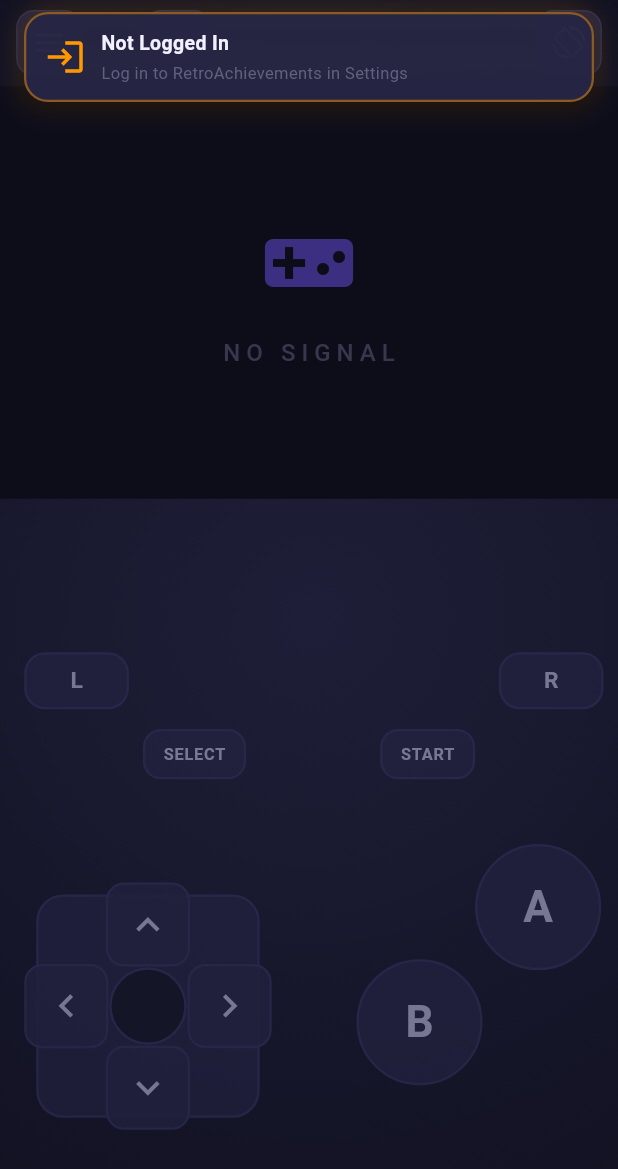
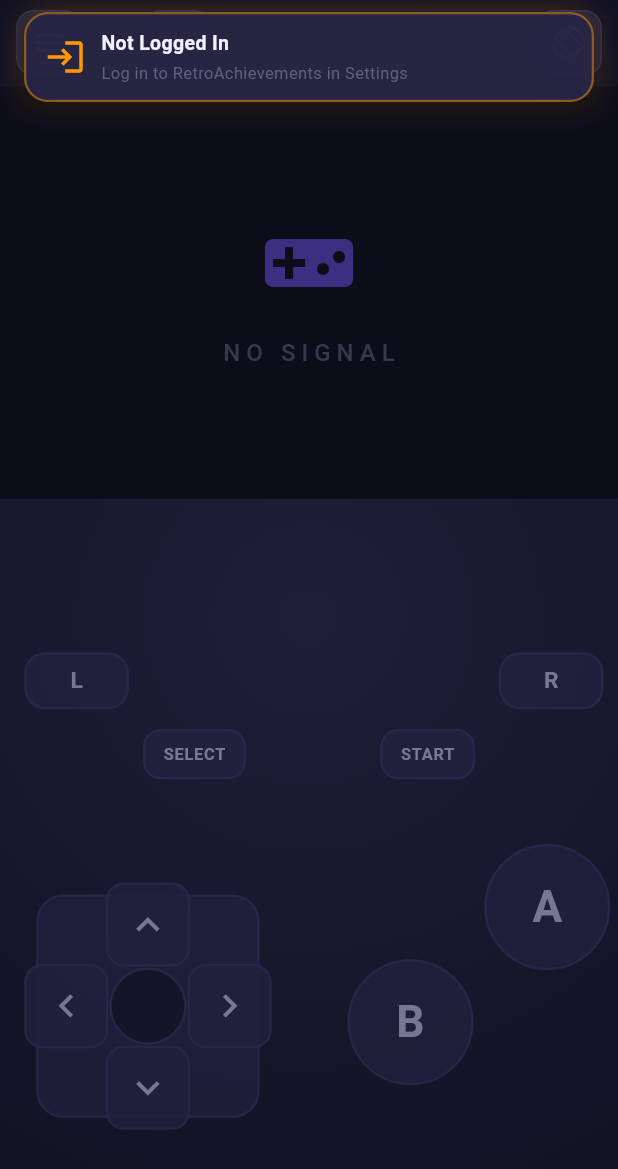
Before and after one commit to koundinyalanka1/yage, a Flutter app: the GameScreen screen opened directly with empty values, after a tap on the "fast forward" icon, on a phone screen of 412 x 824 dp. Shown: the top 1169 px of the screen. Run offline on Flutter 3.47's test engine with Material 3 defaults, Android fonts, the phone set to English and light mode, and no system bars; our stand-ins replace cached_network_image, file_picker, firebase_core, firebase_crashlytics, flutter_secure_storage, google_sign_in and 6 more; missing offline and left inert: dart:ffi, extension_google_sign_in_as_googleapis_auth, googleapis; accounts and stored records are empty; Roboto replaces fonts that are missing (Rajdhani).

Commit message:
final changes of cursor

```diff
--- a/lib/screens/game_screen.dart
+++ b/lib/screens/game_screen.dart
@@ -961,7 +961,13 @@ class _GameScreenState extends State<GameScreen> with WidgetsBindingObserver {
           final _sh = MediaQuery.of(context).size.height;
           final _safeTop = MediaQuery.of(context).padding.top;
           final _safeBottom = MediaQuery.of(context).padding.bottom;
-          final hudBtn = (_sw * 0.107).clamp(36.0, 56.0);   // button size
+          // In landscape for GBA (wide aspect ratio), shrink HUD buttons
+          // so they don't eat into the already-narrow side zones.
+          final bool isGbaLandscape = _isLandscape &&
+              widget.game.platform == GamePlatform.gba;
+          final hudBtn = isGbaLandscape
+              ? (_sw * 0.082).clamp(30.0, 44.0)    // ~23% smaller for GBA landscape
+              : (_sw * 0.107).clamp(36.0, 56.0);   // normal size
           final hudEdge = _sw * 0.02;                         // edge margin
           final hudGap = _sw * 0.03;                          // gap between btns
           final hudTop = _safeTop + _sh * 0.005;              // top offset
--- a/lib/widgets/virtual_gamepad.dart
+++ b/lib/widgets/virtual_gamepad.dart
@@ -322,14 +322,43 @@ class _VirtualGamepadState extends State<VirtualGamepad> {
             baseSize * 0.12 * selectScale + baseSize * 0.12 * selectScale,
           );
 
+          // ── Pre-compute all button sizes ──
+          final buttonSizes = <GamepadButton, Size>{
+            GamepadButton.dpad: dpadSize,
+            GamepadButton.aButton: Size(aSize, aSize),
+            GamepadButton.bButton: Size(bSize, bSize),
+            GamepadButton.lButton: lSize,
+            GamepadButton.rButton: rSize,
+            GamepadButton.startButton: startSize,
+            GamepadButton.selectButton: selectSize,
+          };
+
+          // ── Pre-compute raw pixel positions for every button ──
+          final rawPositions = <GamepadButton, Offset>{};
+          for (final btn in GamepadButton.values) {
+            rawPositions[btn] = _computeButtonPosition(
+              layout: _getButtonLayout(btn),
+              screenSize: screenSize,
+              button: btn,
+              childSize: buttonSizes[btn]!,
+            );
+          }
+
+          // ── Resolve collisions so no two buttons overlap ──
+          final resolvedPositions = _resolveCollisions(
+            positions: rawPositions,
+            sizes: buttonSizes,
+            screenSize: screenSize,
+            isPortrait: isPortrait,
+          );
+
           return Stack(
             children: [
               // D-Pad or Joystick
-              _buildPositionedButton(
-                layout: layout.dpad,
+              _buildButtonAtPosition(
+                position: resolvedPositions[GamepadButton.dpad]!,
+                button: GamepadButton.dpad,
                 screenSize: screenSize,
-                button: GamepadButton.dpad,
-                childSize: dpadSize,
                 child: widget.useJoystick
                     ? _Joystick(
                         onDirectionChanged: (up, down, left, right) {
@@ -358,11 +387,10 @@ class _VirtualGamepadState extends State<VirtualGamepad> {
               ),
 
               // A Button
-              _buildPositionedButton(
-                layout: layout.aButton,
+              _buildButtonAtPosition(
+                position: resolvedPositions[GamepadButton.aButton]!,
+                button: GamepadButton.aButton,
                 screenSize: screenSize,
-                button: GamepadButton.aButton,
-                childSize: Size(aSize, aSize),
                 child: _CircleButton(
                   label: 'A',
                   color: colors.accentAlt,
@@ -374,11 +402,10 @@ class _VirtualGamepadState extends State<VirtualGamepad> {
               ),
 
               // B Button
-              _buildPositionedButton(
-                layout: layout.bButton,
+              _buildButtonAtPosition(
+                position: resolvedPositions[GamepadButton.bButton]!,
+                button: GamepadButton.bButton,
                 screenSize: screenSize,
-                button: GamepadButton.bButton,
-                childSize: Size(bSize, bSize),
                 child: _CircleButton(
                   label: 'B',
                   color: colors.accentYellow,
@@ -390,11 +417,10 @@ class _VirtualGamepadState extends State<VirtualGamepad> {
               ),
 
               // L Button
-              _buildPositionedButton(
-                layout: layout.lButton,
+              _buildButtonAtPosition(
+                position: resolvedPositions[GamepadButton.lButton]!,
+                button: GamepadButton.lButton,
                 screenSize: screenSize,
-                button: GamepadButton.lButton,
-                childSize: lSize,
                 child: _ShoulderButton(
                   label: 'L',
                   onChanged: (pressed) => _updateKey(GBAKey.l, pressed),
@@ -406,11 +432,10 @@ class _VirtualGamepadState extends State<VirtualGamepad> {
               ),
 
               // R Button
-              _buildPositionedButton(
-                layout: layout.rButton,
+              _buildButtonAtPosition(
+                position: resolvedPositions[GamepadButton.rButton]!,
+                button: GamepadButton.rButton,
                 screenSize: screenSize,
-                button: GamepadButton.rButton,
-                childSize: rSize,
                 child: _ShoulderButton(
                   label: 'R',
                   onChanged: (pressed) => _updateKey(GBAKey.r, pressed),
@@ -422,11 +447,10 @@ class _VirtualGamepadState extends State<VirtualGamepad> {
               ),
 
               // Start Button
-              _buildPositionedButton(
-                layout: layout.startButton,
+              _buildButtonAtPosition(
+                position: resolvedPositions[GamepadButton.startButton]!,
+                button: GamepadButton.startButton,
                 screenSize: screenSize,
-                button: GamepadButton.startButton,
-                childSize: startSize,
                 child: _SmallButton(
                   label: 'START',
                   onChanged: (pressed) => _updateKey(GBAKey.start, pressed),
@@ -438,11 +462,10 @@ class _VirtualGamepadState extends State<VirtualGamepad> {
               ),
 
               // Select Button
-              _buildPositionedButton(
-                layout: layout.selectButton,
+              _buildButtonAtPosition(
+                position: resolvedPositions[GamepadButton.selectButton]!,
+                button: GamepadButton.selectButton,
                 screenSize: screenSize,
-                button: GamepadButton.selectButton,
-                childSize: selectSize,
                 child: _SmallButton(
                   label: 'SELECT',
                   onChanged: (pressed) => _updateKey(GBAKey.select, pressed),
@@ -459,69 +482,46 @@ class _VirtualGamepadState extends State<VirtualGamepad> {
     );
   }
 
-  Widget _buildPositionedButton({
+  // ────────────────────────────────────────────────────────────────
+  // Position computation — pure function, no widget creation
+  // ────────────────────────────────────────────────────────────────
+  Offset _computeButtonPosition({
     required ButtonLayout layout,
     required Size screenSize,
     required GamepadButton button,
     required Size childSize,
-    required Widget child,
   }) {
-    final isSelected = widget.editMode && _selectedButton == button;
     final Rect gameRect = widget.gameRect;
     final bool isPortrait = screenSize.height > screenSize.width;
 
     double x = 0.0;
     double y = 0.0;
 
-    // Use proportional margins (2% of screen dimension) for screen independence
-    final double marginPercent = 0.02;
+    const double marginPercent = 0.02;
 
     if (isPortrait) {
-      // ================= PORTRAIT MODE =================
-      // In portrait, VirtualGamepad widget IS the control area (positioned below game)
-      // So screenSize here = control area size, not full screen
-      // Layout coordinates: x (0-1) = left to right of widget
-      //                     y (0-1) = top to bottom of widget (control area)
-
       final double widgetW = screenSize.width;
       final double widgetH = screenSize.height;
-
-      // Proportional margins from edges
       final double marginX = widgetW * marginPercent;
       final double marginY = widgetH * marginPercent;
-
       final double usableWidth = widgetW - marginX * 2;
       final double usableHeight = widgetH - marginY * 2;
-
-      // Direct mapping: layout 0-1 -> widget coordinates
       x = marginX + layout.x * usableWidth;
       y = marginY + layout.y * usableHeight;
-
     } else {
-      // ================= LANDSCAPE MODE =================
-      // In landscape, VirtualGamepad fills the screen
-      // gameRect tells us where the game display is
-      // Left zone: left edge to game left
-      // Right zone: game right to right edge
-
       final double screenW = screenSize.width;
       final double screenH = screenSize.height;
+      final double edgePadding = screenW * marginPercent;
+      final double gameGap = screenW * 0.01;
 
-      // Define zones with proportional padding from edges
-      final double edgePadding = screenW * marginPercent;
-      final double gameGap = screenW * 0.01; // 1% gap between controls and game
-
-      // Left zone dimensions
       final double leftZoneLeft = edgePadding;
       final double leftZoneRight = gameRect.left - gameGap;
       final double leftZoneWidth = math.max(0, leftZoneRight - leftZoneLeft);
 
-      // Right zone dimensions
       final double rightZoneLeft = gameRect.right + gameGap;
       final double rightZoneRight = screenW - edgePadding;
       final double rightZoneWidth = math.max(0, rightZoneRight - rightZoneLeft);
 
-      // Vertical: full screen height with small margins
       final double marginY = edgePadding;
       final double usableHeight = screenH - marginY * 2;
 
@@ -531,28 +531,19 @@ class _VirtualGamepadState extends State<VirtualGamepad> {
           button == GamepadButton.selectButton;
 
       if (isLeftSide) {
-        // Left zone: x=0 at left edge, x=1 at right edge (near game)
         x = leftZoneLeft + layout.x * leftZoneWidth;
       } else {
-        // Right zone: x=0 at left edge (near game), x=1 at right edge
         x = rightZoneLeft + layout.x * rightZoneWidth;
       }
-
-      // Y position within usable height
       y = marginY + layout.y * usableHeight;
     }
 
-    // ================= SAFE CLAMP =================
-    // Ensure the ENTIRE button stays on screen by accounting for its size.
-    // minMargin is a small safety buffer from the screen edges.
+    // ── Safe clamp ──
     final double minMargin = screenSize.width * 0.01;
-    // In landscape, reserve vertical space at the top so gamepad buttons
-    // (especially L/R shoulders) don't overlap the HUD row (menu, rewind,
-    // fast-forward, rotation).  The HUD button height is proportional to
-    // screen width, matching the hudBtn calculation in game_screen.
     final double minYMargin = isPortrait
         ? minMargin
         : (screenSize.width * 0.107).clamp(36.0, 56.0) + screenSize.height * 0.02;
+
     final double clampedX = x.clamp(
       minMargin,
       math.max(minMargin, screenSize.width - childSize.width - minMargin),
@@ -562,9 +553,109 @@ class _VirtualGamepadState extends State<VirtualGamepad> {
       math.max(minYMargin, screenSize.height - childSize.height - minMargin),
     );
 
+    return Offset(clampedX, clampedY);
+  }
+
+  // ────────────────────────────────────────────────────────────────
+  // Collision resolution — ensures a minimum gap between every pair
+  // of buttons, regardless of user/saved configuration.
+  // Uses iterative pair-wise separation clamped to screen bounds.
+  // ────────────────────────────────────────────────────────────────
+  Map<GamepadButton, Offset> _resolveCollisions({
+    required Map<GamepadButton, Offset> positions,
+    required Map<GamepadButton, Size> sizes,
+    required Size screenSize,
+    required bool isPortrait,
+  }) {
+    // Minimum gap between any two button rects (proportional to shorter dim).
+    final double minGap = math.min(screenSize.width, screenSize.height) * 0.015;
+
+    final double minMargin = screenSize.width * 0.01;
+    final double minYMargin = isPortrait
+        ? minMargin
+        : (screenSize.width * 0.107).clamp(36.0, 56.0) + screenSize.height * 0.02;
+
+    // Work on mutable copies.
+    final pos = Map<GamepadButton, Offset>.from(positions);
+
+    // Run a few iterations — most layouts converge in 2-3.
+    for (int iter = 0; iter < 4; iter++) {
+      bool moved = false;
+      final buttons = GamepadButton.values;
+      for (int i = 0; i < buttons.length; i++) {
+        for (int j = i + 1; j < buttons.length; j++) {
+          final a = buttons[i];
+          final b = buttons[j];
+          final sa = sizes[a]!;
+          final sb = sizes[b]!;
+
+          // Inflate rects by half the gap on each side.
+          final rA = Rect.fromLTWH(
+            pos[a]!.dx - minGap / 2,
+            pos[a]!.dy - minGap / 2,
+            sa.width + minGap,
+            sa.height + minGap,
+          );
+          final rB = Rect.fromLTWH(
+            pos[b]!.dx - minGap / 2,
+            pos[b]!.dy - minGap / 2,
+            sb.width + minGap,
+            sb.height + minGap,
+          );
+
+          if (!rA.overlaps(rB)) continue;
+
+          moved = true;
+
+          // Compute overlap on each axis.
+          final overlapX = math.min(rA.right, rB.right) - math.max(rA.left, rB.left);
+          final overlapY = math.min(rA.bottom, rB.bottom) - math.max(rA.top, rB.top);
+
+          // Push apart along the axis with the SMALLER overlap (cheaper move).
+          if (overlapX < overlapY) {
+            final half = overlapX / 2 + 0.5; // +0.5 to break ties
+            final sign = pos[a]!.dx <= pos[b]!.dx ? -1.0 : 1.0;
+            pos[a] = Offset(pos[a]!.dx + sign * half, pos[a]!.dy);
+            pos[b] = Offset(pos[b]!.dx - sign * half, pos[b]!.dy);
+          } else {
+            final half = overlapY / 2 + 0.5;
+            final sign = pos[a]!.dy <= pos[b]!.dy ? -1.0 : 1.0;
+            pos[a] = Offset(pos[a]!.dx, pos[a]!.dy + sign * half);
+            pos[b] = Offset(pos[b]!.dx, pos[b]!.dy - sign * half);
+          }
+
+          // Re-clamp both buttons to screen bounds.
+          pos[a] = Offset(
+            pos[a]!.dx.clamp(minMargin, math.max(minMargin, screenSize.width - sa.width - minMargin)),
+            pos[a]!.dy.clamp(minYMargin, math.max(minYMargin, screenSize.height - sa.height - minMargin)),
+          );
+          pos[b] = Offset(
+            pos[b]!.dx.clamp(minMargin, math.max(minMargin, screenSize.width - sb.width - minMargin)),
+            pos[b]!.dy.clamp(minYMargin, math.max(minYMargin, screenSize.height - sb.height - minMargin)),
+          );
+        }
+      }
+
+      if (!moved) break; // Already non-overlapping.
+    }
+
+    return pos;
+  }
+
+  // ────────────────────────────────────────────────────────────────
+  // Build a positioned button widget at a pre-computed position
+  // ────────────────────────────────────────────────────────────────
+  Widget _buildButtonAtPosition({
+    required Offset position,
+    required GamepadButton button,
+    required Size screenSize,
+    required Widget child,
+  }) {
+    final isSelected = widget.editMode && _selectedButton == button;
+
     return Positioned(
-      left: clampedX,
-      top: clampedY,
+      left: position.dx,
+      top: position.dy,
       child: widget.editMode
           ? _EditableButtonWrapper(
               isSelected: isSelected,
@@ -577,7 +668,6 @@ class _VirtualGamepadState extends State<VirtualGamepad> {
           : child,
     );
   }
-
 
 }
 
```
Lines whose indentation alone changed are shown as unchanged.
